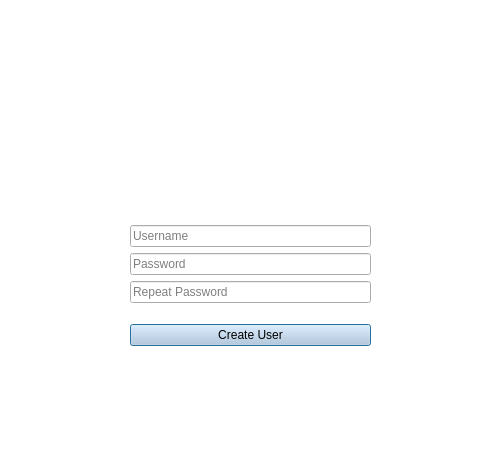
Above: localMatchApp/forms/signup.ui from AlDevCR/local_match before the change. Below: the same form after it.
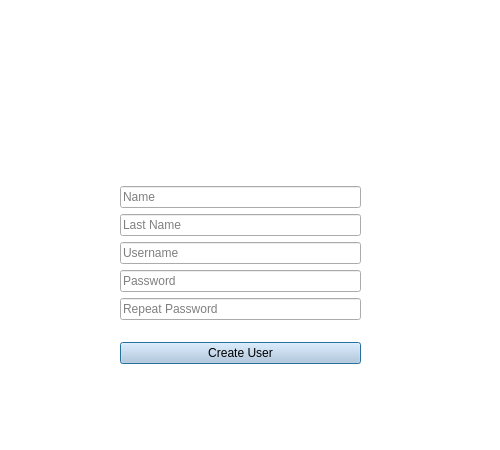
That is the form after the change.

Commit message:
Modify graphic user interface
Update graphics interfaces of the software with new buttons, icons and functionalities

The edit to the form file:
```diff
--- a/localMatchApp/forms/signup.ui
+++ b/localMatchApp/forms/signup.ui
@@ -431,17 +431,39 @@
   <widget class="QWidget" name="layoutWidget">
    <property name="geometry">
     <rect>
-     <x>130</x>
-     <y>210</y>
+     <x>120</x>
+     <y>170</y>
      <width>241</width>
-     <height>151</height>
+     <height>211</height>
     </rect>
    </property>
    <layout class="QVBoxLayout" name="verticalLayout_2">
     <item>
      <layout class="QVBoxLayout" name="verticalLayout">
       <item>
-       <widget class="QLineEdit" name="lineEditNewUser">
+       <widget class="QLineEdit" name="lineEditName">
+        <property name="styleSheet">
+         <string notr="true">selection-background-color: rgb(56, 151, 255);
+</string>
+        </property>
+        <property name="placeholderText">
+         <string>Name</string>
+        </property>
+       </widget>
+      </item>
+      <item>
+       <widget class="QLineEdit" name="lineEditLastName">
+        <property name="styleSheet">
+         <string notr="true">selection-background-color: rgb(56, 151, 255);
+</string>
+        </property>
+        <property name="placeholderText">
+         <string>Last Name</string>
+        </property>
+       </widget>
+      </item>
+      <item>
+       <widget class="QLineEdit" name="lineEditUserName">
         <property name="styleSheet">
          <string notr="true">selection-background-color: rgb(56, 151, 255);
 </string>
@@ -497,7 +519,7 @@
    <property name="geometry">
     <rect>
      <x>60</x>
-     <y>90</y>
+     <y>60</y>
      <width>373</width>
      <height>63</height>
     </rect>
```
The commit also changes 17 other files.
